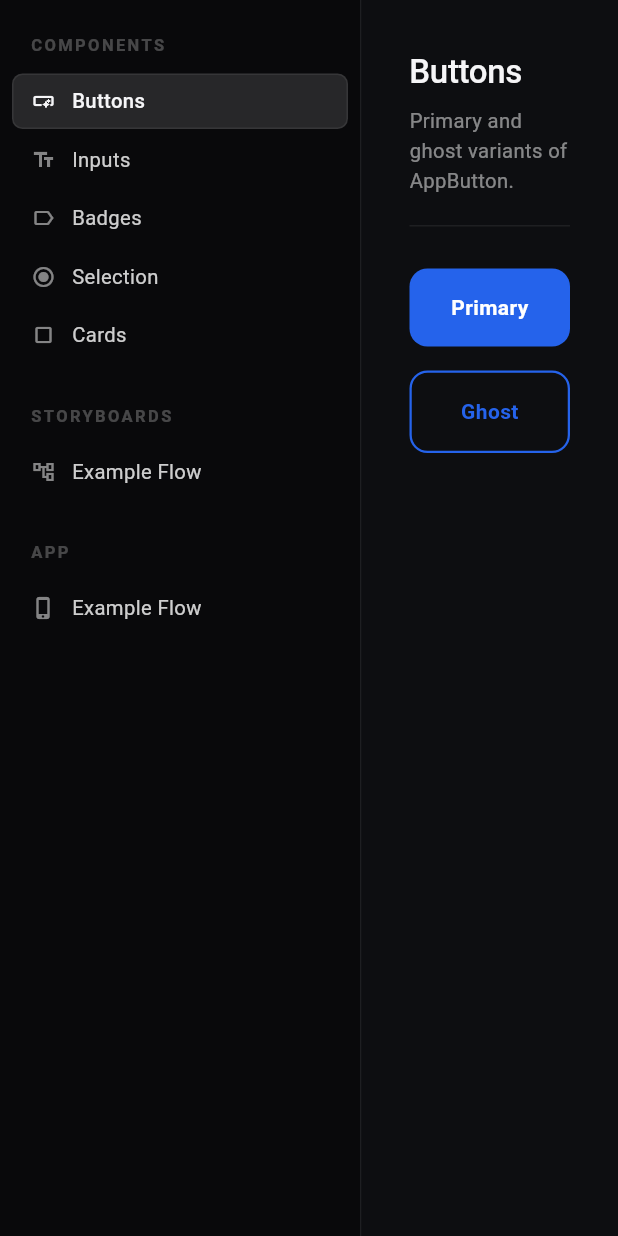
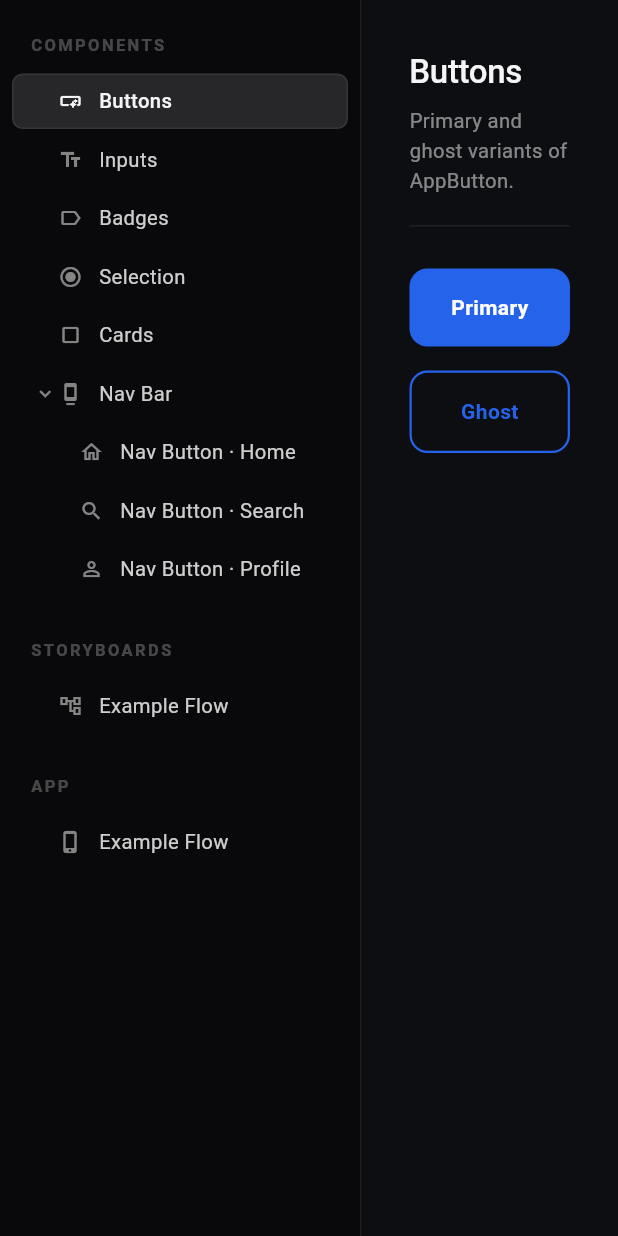
Before and after one commit to DavidChen-006/flutter-design, a Flutter app: the screen it shows after launch, on a phone screen of 412 x 824 dp. Run offline on Flutter 3.47's test engine with Material 3 defaults, Android fonts, the phone set to English and light mode, and no system bars.

Commit message:
feat: parent-child component nesting in the sidebar
LibraryEntry gains an optional `children` list; the sidebar renders entries
as an expandable tree (disclosure chevron, indentation, expand/collapse) so a
composite component reveals the sub-components it is built from. Adds a generic
DemoNavBar composed of DemoNavButton children, registered nested under a
"Nav Bar" entry to demonstrate it.

Co-Authored-By: Claude Opus 4.8 (1M context) <noreply@anthropic.com>

```diff
--- a/lib/dev/library/library_models.dart
+++ b/lib/dev/library/library_models.dart
@@ -11,6 +11,7 @@ class LibraryEntry {
     required this.label,
     required this.icon,
     required this.builder,
+    this.children = const [],
   });
 
   /// Stable unique id (used as the selection key in the shell).
@@ -24,6 +25,11 @@ class LibraryEntry {
 
   /// Builds the main-canvas content when this entry is selected.
   final WidgetBuilder builder;
+
+  /// Optional nested child entries, shown indented beneath this entry in the
+  /// sidebar (Photoshop-layers style). Lets a composite component reveal the
+  /// sub-components it is built from — e.g. a nav bar expands into its buttons.
+  final List<LibraryEntry> children;
 }
 
 class LibrarySection {
--- a/lib/dev/library/library_shell.dart
+++ b/lib/dev/library/library_shell.dart
@@ -5,6 +5,10 @@ import 'workbench_theme.dart';
 /// The workbench: a left sidebar (stealth chrome) listing every section and its
 /// entries, beside a canvas that renders the selected entry. The three sections
 /// (Components / Storyboards / App) are just data — see library.dart.
+///
+/// Entries can NEST: an entry with [LibraryEntry.children] renders as an
+/// expandable row (Photoshop-layers style) whose children sit indented beneath
+/// it, revealing a composite component's sub-components.
 class LibraryShell extends StatefulWidget {
   const LibraryShell({super.key, required this.sections});
 
@@ -20,6 +24,33 @@ class _LibraryShellState extends State<LibraryShell> {
       .entries
       .first;
 
+  // Ids of entries currently expanded. Default: everything with children is
+  // expanded, so the nested structure is visible out of the box.
+  late final Set<String> _expanded = _collectExpandable();
+
+  Set<String> _collectExpandable() {
+    final ids = <String>{};
+    void walk(LibraryEntry e) {
+      if (e.children.isNotEmpty) {
+        ids.add(e.id);
+        for (final c in e.children) {
+          walk(c);
+        }
+      }
+    }
+
+    for (final section in widget.sections) {
+      for (final e in section.entries) {
+        walk(e);
+      }
+    }
+    return ids;
+  }
+
+  void _toggle(String id) => setState(() {
+        if (!_expanded.remove(id)) _expanded.add(id);
+      });
+
   @override
   Widget build(BuildContext context) {
     return Scaffold(
@@ -30,7 +61,9 @@ class _LibraryShellState extends State<LibraryShell> {
           _Sidebar(
             sections: widget.sections,
             selectedId: _selected.id,
+            expanded: _expanded,
             onSelect: (e) => setState(() => _selected = e),
+            onToggle: _toggle,
           ),
           const VerticalDivider(width: 1, thickness: 1, color: Workbench.border),
           Expanded(
@@ -52,12 +85,36 @@ class _Sidebar extends StatelessWidget {
   const _Sidebar({
     required this.sections,
     required this.selectedId,
+    required this.expanded,
     required this.onSelect,
+    required this.onToggle,
   });
 
   final List<LibrarySection> sections;
   final String selectedId;
+  final Set<String> expanded;
   final ValueChanged<LibraryEntry> onSelect;
+  final ValueChanged<String> onToggle;
+
+  /// Flattens an entry (and, if expanded, its children) into a list of rows,
+  /// each tagged with its nesting depth for indentation.
+  List<Widget> _rows(LibraryEntry entry, int depth) {
+    final hasChildren = entry.children.isNotEmpty;
+    final isExpanded = expanded.contains(entry.id);
+    return [
+      _SidebarItem(
+        entry: entry,
+        depth: depth,
+        selected: entry.id == selectedId,
+        hasChildren: hasChildren,
+        expanded: isExpanded,
+        onTap: () => onSelect(entry),
+        onToggle: () => onToggle(entry.id),
+      ),
+      if (hasChildren && isExpanded)
+        for (final child in entry.children) ..._rows(child, depth + 1),
+    ];
+  }
 
   @override
   Widget build(BuildContext context) {
@@ -77,12 +134,7 @@ class _Sidebar extends StatelessWidget {
                   style: Workbench.sectionHeader,
                 ),
               ),
-              for (final entry in sections[i].entries)
-                _SidebarItem(
-                  entry: entry,
-                  selected: entry.id == selectedId,
-                  onTap: () => onSelect(entry),
-                ),
+              for (final entry in sections[i].entries) ..._rows(entry, 0),
             ],
           ],
         ),
@@ -94,13 +146,21 @@ class _Sidebar extends StatelessWidget {
 class _SidebarItem extends StatefulWidget {
   const _SidebarItem({
     required this.entry,
+    required this.depth,
     required this.selected,
+    required this.hasChildren,
+    required this.expanded,
     required this.onTap,
+    required this.onToggle,
   });
 
   final LibraryEntry entry;
+  final int depth;
   final bool selected;
+  final bool hasChildren;
+  final bool expanded;
   final VoidCallback onTap;
+  final VoidCallback onToggle;
 
   @override
   State<_SidebarItem> createState() => _SidebarItemState();
@@ -115,6 +175,8 @@ class _SidebarItemState extends State<_SidebarItem> {
     final bg = selected
         ? Workbench.surfaceSelected
         : (_hovered ? Workbench.surfaceHover : Colors.transparent);
+    // Indent children; the disclosure slot keeps icons aligned across siblings.
+    final leftInset = 12.0 + widget.depth * 14.0;
 
     return MouseRegion(
       cursor: SystemMouseCursors.click,
@@ -126,7 +188,12 @@ class _SidebarItemState extends State<_SidebarItem> {
         child: AnimatedContainer(
           duration: const Duration(milliseconds: 110),
           margin: const EdgeInsets.symmetric(horizontal: 8, vertical: 1),
-          padding: const EdgeInsets.symmetric(horizontal: 12, vertical: 8),
+          padding: EdgeInsets.only(
+            left: leftInset,
+            right: 12,
+            top: 8,
+            bottom: 8,
+          ),
           decoration: BoxDecoration(
             color: bg,
             borderRadius: BorderRadius.circular(7),
@@ -136,6 +203,26 @@ class _SidebarItemState extends State<_SidebarItem> {
           ),
           child: Row(
             children: [
+              // Disclosure triangle (only for entries with children); fixed-width
+              // slot so leaf rows keep their icon aligned with parents.
+              SizedBox(
+                width: 18,
+                child: widget.hasChildren
+                    ? GestureDetector(
+                        onTap: widget.onToggle,
+                        behavior: HitTestBehavior.opaque,
+                        child: AnimatedRotation(
+                          turns: widget.expanded ? 0.25 : 0.0,
+                          duration: const Duration(milliseconds: 120),
+                          child: const Icon(
+                            Icons.chevron_right,
+                            size: 15,
+                            color: Workbench.textMuted,
+                          ),
+                        ),
+                      )
+                    : null,
+              ),
               Icon(
                 widget.entry.icon,
                 size: 16,
--- a/lib/dev/sections/components_section.dart
+++ b/lib/dev/sections/components_section.dart
@@ -3,6 +3,7 @@ import 'package:vasc_pro/components/app_badge.dart';
 import 'package:vasc_pro/components/app_button.dart';
 import 'package:vasc_pro/components/app_input.dart';
 import 'package:vasc_pro/components/app_radio.dart';
+import 'package:vasc_pro/components/demo_nav_bar.dart';
 import 'package:vasc_pro/components/option_card.dart';
 import 'package:vasc_pro/dev/library/canvas_stage.dart';
 import 'package:vasc_pro/dev/library/library_models.dart';
@@ -43,6 +44,35 @@ LibrarySection componentsSection() {
         label: 'Cards',
         icon: Icons.crop_square,
         builder: (_) => _cards(),
+      ),
+      // A composite component with NESTED child components — the sidebar shows
+      // "Nav Bar" expandable into the individual nav-button components it is
+      // built from.
+      LibraryEntry(
+        id: 'cmp-navbar',
+        label: 'Nav Bar',
+        icon: Icons.dock,
+        builder: (_) => _navBar(),
+        children: [
+          LibraryEntry(
+            id: 'cmp-navbar-home',
+            label: 'Nav Button · Home',
+            icon: Icons.home_outlined,
+            builder: (_) => _navButton(Icons.home_outlined, 'Home'),
+          ),
+          LibraryEntry(
+            id: 'cmp-navbar-search',
+            label: 'Nav Button · Search',
+            icon: Icons.search,
+            builder: (_) => _navButton(Icons.search, 'Search'),
+          ),
+          LibraryEntry(
+            id: 'cmp-navbar-profile',
+            label: 'Nav Button · Profile',
+            icon: Icons.person_outline,
+            builder: (_) => _navButton(Icons.person_outline, 'Profile'),
+          ),
+        ],
       ),
     ],
   );
@@ -128,3 +158,21 @@ Widget _cards() => _page(
         ),
       ],
     );
+
+Widget _navBar() => _page(
+      title: 'Nav Bar',
+      subtitle: 'A composite bar built from DemoNavButton child components.',
+      variants: const [
+        DemoNavBar(currentIndex: 0),
+      ],
+    );
+
+Widget _navButton(IconData icon, String label) => _page(
+      title: 'Nav Button · $label',
+      subtitle: 'A single DemoNavButton — the child component of the Nav Bar.',
+      variants: [
+        DemoNavButton(icon: icon, label: label, selected: true),
+        const SizedBox(height: 12),
+        DemoNavButton(icon: icon, label: label),
+      ],
+    );
```
Also changed, not shown: lib/components/demo_nav_bar.dart (added, +102 -0 lines).
